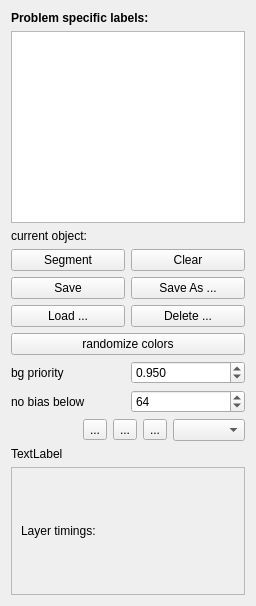
Qt form workflows/carving/carvingDrawer.ui (ilastik/ilastik) before a commit.
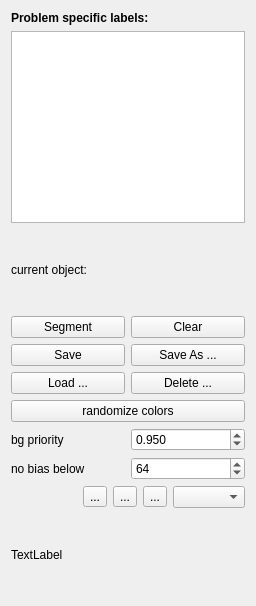
The same form after that commit. Custom widgets are drawn as their Qt base class.

Commit message: carving: remove benchmarking info from gui

Diff of the .ui file:
```diff
--- a/workflows/carving/carvingDrawer.ui
+++ b/workflows/carving/carvingDrawer.ui
@@ -225,38 +225,6 @@
      </property>
     </widget>
    </item>
-   <item>
-    <widget class="QScrollArea" name="scrollArea">
-     <property name="widgetResizable">
-      <bool>true</bool>
-     </property>
-     <widget class="QWidget" name="scrollAreaWidgetContents">
-      <property name="geometry">
-       <rect>
-        <x>0</x>
-        <y>0</y>
-        <width>236</width>
-        <height>76</height>
-       </rect>
-      </property>
-      <layout class="QVBoxLayout" name="verticalLayout_2">
-       <item>
-        <widget class="QLabel" name="layerTimings">
-         <property name="sizePolicy">
-          <sizepolicy hsizetype="Preferred" vsizetype="Expanding">
-           <horstretch>0</horstretch>
-           <verstretch>0</verstretch>
-          </sizepolicy>
-         </property>
-         <property name="text">
-          <string>Layer timings:</string>
-         </property>
-        </widget>
-       </item>
-      </layout>
-     </widget>
-    </widget>
-   </item>
   </layout>
  </widget>
  <customwidgets>
```
The commit also changes 1 other file.
